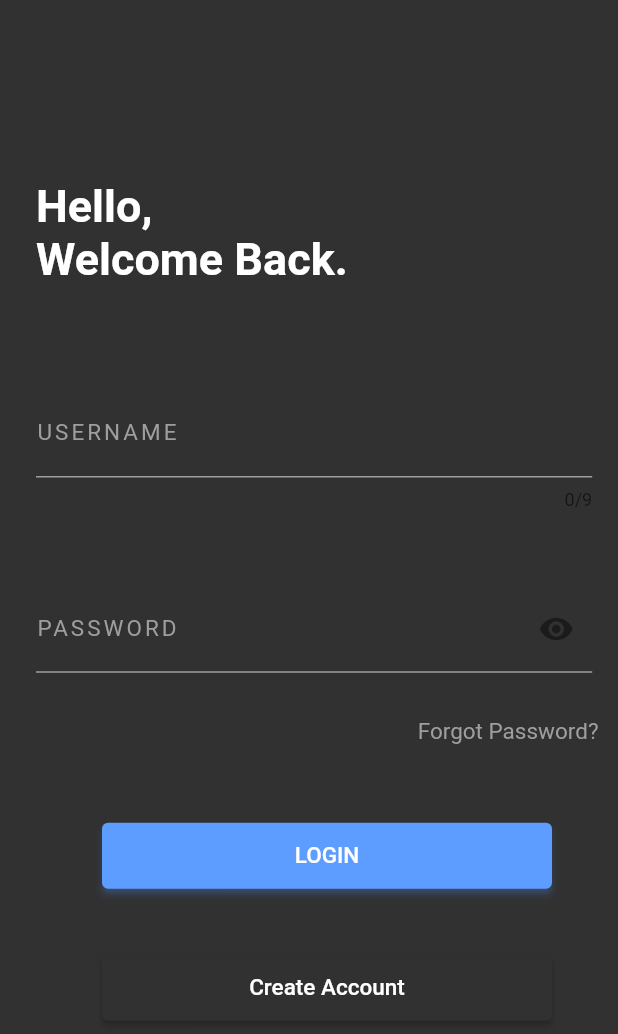
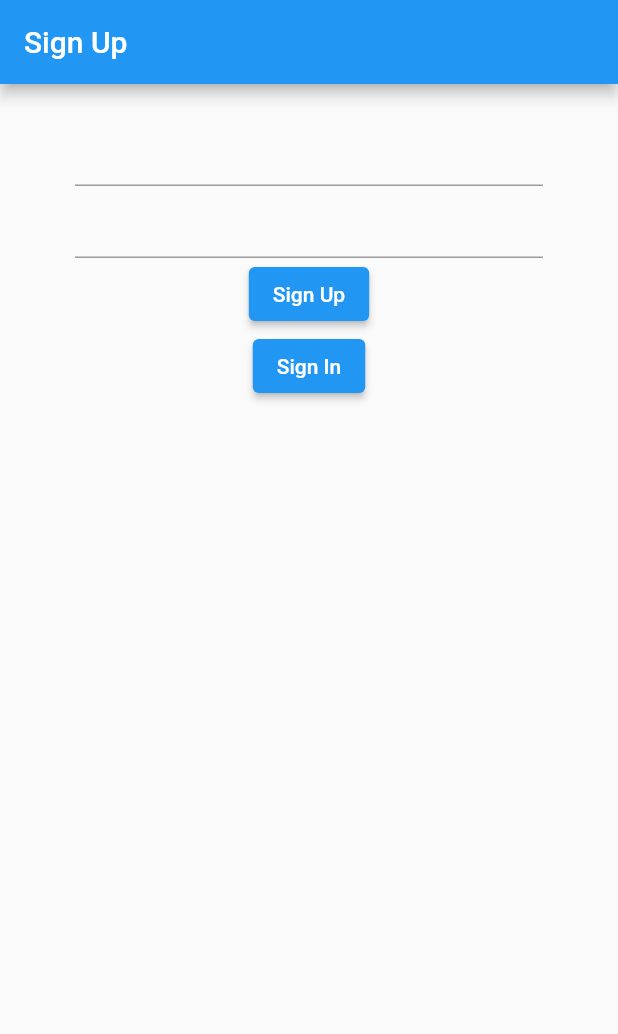
Before and after one commit to drvnm/venumSocialMediaPlatform, a Flutter app: the screen it shows after launch, on a phone screen of 412 x 824 dp. Shown: the top 1034 px of the screen. Run offline on Flutter 3.47's test engine with Material 2 defaults, Android fonts, the phone set to English and light mode, and no system bars; our stand-ins replace firebase_auth, firebase_core, google_fonts; accounts and stored records are empty.

Commit message:
started over.

```diff
--- a/lib/authentication/login.dart
+++ /dev/null
@@ -1,183 +0,0 @@
-import 'package:flutter/material.dart';
-import '../helpers/helper.dart';
-import 'package:google_fonts/google_fonts.dart';
-
-class LoginPage extends StatefulWidget {
-  @override
-  _LoginPageState createState() => _LoginPageState();
-}
-
-class _LoginPageState extends State<LoginPage> {
-  @override
-  Widget build(BuildContext context) {
-    return Scaffold(
-      backgroundColor: Color(0xff313131),
-      body: Padding(
-        padding: const EdgeInsets.only(left: 24.0),
-        child: Column(
-          crossAxisAlignment: CrossAxisAlignment.start,
-          children: [
-            Padding(
-              padding: const EdgeInsets.only(
-                top: 120.0,
-              ),
-              child: Text(
-                "Hello,\nWelcome Back.",
-                style: GoogleFonts.varelaRound(
-                  textStyle: TextStyle(
-                    fontSize: 30,
-                    color: Colors.white,
-                    fontWeight: FontWeight.bold,
-                  ),
-                ),
-              ),
-            ),
-            Padding(
-                padding: const EdgeInsets.only(top: 70.0),
-                child: Container(
-                  width: MediaQuery.of(context).size.width * 0.90,
-                  child: TextField(
-                    style: TextStyle(color: Colors.white),
-                    cursorColor: Colors.white,
-                    maxLength: 9,
-                    decoration: InputDecoration(
-                      enabledBorder: UnderlineInputBorder(
-                        borderSide: BorderSide(
-                          color: Colors.grey,
-                        ),
-                      ),
-                      labelText: "USERNAME",
-                      labelStyle: GoogleFonts.varelaRound(
-                        height: -20,
-                        textStyle: TextStyle(
-                          letterSpacing: 2,
-                          fontSize: 15,
-                          color: Colors.grey,
-                        ),
-                      ),
-                    ),
-                  ),
-                )),
-            Padding(
-                padding: const EdgeInsets.only(top: 50.0),
-                child: Container(
-                  width: MediaQuery.of(context).size.width * 0.90,
-                  child: TextField(
-                    obscureText: true,
-                    style: TextStyle(color: Colors.white),
-                    cursorColor: Colors.white,
-                    decoration: InputDecoration(
-                      suffixIcon: Icon(Icons.remove_red_eye),
-                      enabledBorder: UnderlineInputBorder(
-                        borderSide: BorderSide(
-                          color: Colors.grey,
-                        ),
-                      ),
-                      labelText: "PASSWORD",
-                      labelStyle: GoogleFonts.varelaRound(
-                        textStyle: TextStyle(
-                          fontSize: 15,
-                          height: -20,
-                          letterSpacing: 2,
-                          color: Colors.grey,
-                        ),
-                      ),
-                    ),
-                  ),
-                )),
-            Align(
-              alignment: FractionalOffset.topRight,
-              child: Padding(
-                padding: EdgeInsets.only(bottom: 10.0),
-                child: Padding(
-                  padding: const EdgeInsets.only(right: 13.0, top: 30.0),
-                  child: Text(
-                    "Forgot Password?",
-                    style: GoogleFonts.varelaRound(
-                      textStyle: TextStyle(
-                        fontSize: 15,
-                        color: Colors.grey,
-                      ),
-                    ),
-                  ),
-                ),
-              ),
-            ),
-            Padding(
-              padding: const EdgeInsets.only(top: 40.0),
-              child: Center(
-                  child: SizedBox(
-                width: 300,
-                child: ElevatedButton(
-                  style: ButtonStyle(
-                    shadowColor: MaterialStateProperty.resolveWith<Color>(
-                      (Set<MaterialState> states) {
-                        if (states.contains(MaterialState.pressed))
-                          return Colors.green;
-                        return Color(
-                            0xff5D9DFF); // Use the component's default.
-                      },
-                    ),
-                    backgroundColor: MaterialStateProperty.resolveWith<Color>(
-                      (Set<MaterialState> states) {
-                        if (states.contains(MaterialState.pressed))
-                          return Colors.green;
-                        return Color(
-                            0xff5D9DFF); // Use the component's default.
-                      },
-                    ),
-                  ),
-                  child: Padding(
-                    padding: const EdgeInsets.symmetric(vertical: 13.0),
-                    child: Text(
-                      "LOGIN",
-                      style: GoogleFonts.varelaRound(
-                        textStyle: TextStyle(
-                          fontSize: 15,
-                          color: Colors.white,
-                        ),
-                      ),
-                    ),
-                  ),
-                  onPressed: () {},
-                ),
-              )),
-            ),
-            Padding(
-              padding: const EdgeInsets.only(top: 40.0),
-              child: Center(
-                  child: SizedBox(
-                width: 300,
-                child: ElevatedButton(
-                  style: ButtonStyle(
-                    backgroundColor: MaterialStateProperty.resolveWith<Color>(
-                      (Set<MaterialState> states) {
-                        if (states.contains(MaterialState.pressed))
-                          return Color(0xff313131);
-                        return Color(
-                            0xff313131); // Use the component's default.
-                      },
-                    ),
-                  ),
-                  child: Padding(
-                    padding: const EdgeInsets.symmetric(vertical: 13.0),
-                    child: Text(
-                      "Create Account",
-                      style: GoogleFonts.varelaRound(
-                        textStyle: TextStyle(
-                          fontSize: 15,
-                          color: Colors.white,
-                        ),
-                      ),
-                    ),
-                  ),
-                  onPressed: () {},
-                ),
-              )),
-            ),
-          ],
-        ),
-      ),
-    );
-  }
-}
--- a/lib/authentication/register.dart
+++ /dev/null
@@ -1 +0,0 @@
-import 'package:flutter/material.dart';
--- a/lib/helpers/helper.dart
+++ /dev/null
@@ -1,3 +0,0 @@
-import 'package:flutter/material.dart';
-
-Color lrBackground = Color(0xff313131);
--- a/lib/main.dart
+++ b/lib/main.dart
@@ -1,22 +1,39 @@
+import 'package:firebase_core/firebase_core.dart';
 import 'package:flutter/material.dart';
-import 'authentication/login.dart';
-import 'authentication/register.dart';
-void main() {
+import 'package:provider/provider.dart';
+import 'package:social_app/models/user.dart';
+import 'package:social_app/screens/wrapper.dart';
+import 'package:social_app/services/auth.dart';
+import 'screens/authentication/login.dart';
+import 'screens/authentication/signup.dart';
+
+void main() async {
+  WidgetsFlutterBinding.ensureInitialized();
   runApp(MyApp());
 }
 
 class MyApp extends StatelessWidget {
-  // This widget is the root of your application.
+  final Future<FirebaseApp> _initialization = Firebase.initializeApp();
+
   @override
   Widget build(BuildContext context) {
-    return MaterialApp(
-      title: 'Flutter Demo',
-      debugShowCheckedModeBanner: false,
-      theme: ThemeData(
+    return FutureBuilder(
+      future: _initialization,
+      builder: (context, snapshot) {
+        if (snapshot.hasError) {
+          return Container();
+        }
 
-        primarySwatch: Colors.blue,
-      ),
-      home: LoginPage(),
+        if (snapshot.connectionState == ConnectionState.done) {
+          return StreamProvider<UserModel>.value(
+              value: AuthService().user,
+              child: MaterialApp(
+                home: Wrapper(),
+              ));
+        }
+
+        return Container();
+      },
     );
   }
 }
--- /dev/null
+++ b/lib/models/user.dart
@@ -0,0 +1,6 @@
+class UserModel {
+  final String id;
+
+
+  UserModel({this.id});
+}
--- /dev/null
+++ b/lib/screens/authentication/login.dart
@@ -0,0 +1,18 @@
+import 'package:flutter/material.dart';
+import '../../services/auth.dart';
+import 'package:google_fonts/google_fonts.dart';
+import 'signup.dart';
+
+class LoginPage extends StatefulWidget {
+  @override
+  _LoginPageState createState() => _LoginPageState();
+}
+
+class _LoginPageState extends State<LoginPage> {
+  @override
+  Widget build(BuildContext context) {
+    return Scaffold(
+
+    );
+  }
+}
--- /dev/null
+++ b/lib/screens/authentication/signup.dart
@@ -0,0 +1,57 @@
+
+import 'package:flutter/material.dart';
+import '../../services/auth.dart';
+
+// import 'package:google_fonts/google_fonts.dart';
+// import 'login.dart';
+
+class RegisterPage extends StatefulWidget {
+  @override
+  _RegisterPageState createState() => _RegisterPageState();
+}
+
+class _RegisterPageState extends State<RegisterPage> {
+  final AuthService _authService = AuthService();
+  String email = '';
+  String password = '';
+
+  @override
+  Widget build(BuildContext context) {
+    return Scaffold(
+      appBar: AppBar(
+        title: Text("Sign Up"),
+      ),
+      body: Container(
+          padding: EdgeInsets.symmetric(vertical: 20, horizontal: 50),
+          child: Form(
+            child: Column(
+              children: [
+                TextFormField(
+                  onChanged: (val) => setState(() {
+                    email = val;
+                    print(email);
+                  }),
+                ),
+                TextFormField(
+                  onChanged: (val) => setState(() {
+                    password = val;
+                  }),
+                ),
+                ElevatedButton(
+                  onPressed: () {
+                    AuthService().signUp(email, password);
+                  },
+                  child: Text("Sign Up"),
+                ),
+                ElevatedButton(
+                  onPressed: () {
+                    AuthService().signIn(email, password);
+                  },
+                  child: Text("Sign In"),
+                )
+              ],
+            ),
+          )),
+    );
+  }
+}
--- /dev/null
+++ b/lib/screens/main/home.dart
@@ -0,0 +1,19 @@
+import 'package:flutter/material.dart';
+import 'package:social_app/services/auth.dart';
+
+class Home extends StatelessWidget {
+  @override
+  Widget build(BuildContext context) {
+    return Scaffold(
+      appBar: AppBar(
+        title: Text("home"),
+        actions: [
+          TextButton(
+            onPressed: AuthService().signOut,
+            child: Icon(Icons.person),
+          ),
+        ],
+      ),
+    );
+  }
+}
--- /dev/null
+++ b/lib/screens/wrapper.dart
@@ -0,0 +1,17 @@
+import 'package:flutter/material.dart';
+import 'package:provider/provider.dart';
+import 'package:social_app/models/user.dart';
+import 'package:social_app/screens/authentication/signup.dart';
+
+import 'main/home.dart';
+
+class Wrapper extends StatelessWidget {
+  @override
+  Widget build(BuildContext context) {
+    final user = Provider.of<UserModel>(context);
+    if (user == null) {
+      return RegisterPage();
+    }
+    return Home();
+  }
+}
--- /dev/null
+++ b/lib/services/auth.dart
@@ -0,0 +1,52 @@
+import 'package:firebase_auth/firebase_auth.dart';
+import '../models/user.dart';
+
+class AuthService {
+  FirebaseAuth auth = FirebaseAuth.instance;
+
+  UserModel _userFromFirebaseUser(User user) {
+    return user != null ? UserModel(id: user.uid) : null;
+  }
+
+  Stream<UserModel> get user {
+    return auth.authStateChanges().map(_userFromFirebaseUser);
+  }
+
+  Future signUp(String email, String password) async {
+    try {
+      User user = (await FirebaseAuth.instance.createUserWithEmailAndPassword(
+          email: email, password: password)) as User;
+      _userFromFirebaseUser(user);
+    } on FirebaseAuthException catch (e) {
+      if (e.code == 'weak-password') {
+        print('The password provided is too weak.');
+      } else if (e.code == 'email-already-in-use') {
+        print('The account already exists for that email.');
+      }
+    } catch (e) {
+      print(e);
+    }
+  }
+
+  void signIn(String email, String password) async {
+    try {
+      User user = (await FirebaseAuth.instance.signInWithEmailAndPassword(
+          email: email, password: password)) as User;
+
+      _userFromFirebaseUser(user);
+    } on FirebaseAuthException catch (e) {
+      print(e);
+    } catch (e) {
+      print(e);
+    }
+  }
+
+  Future signOut() async {
+    try {
+      return await auth.signOut();
+    } catch (e) {
+      print(e.toString());
+      return null;
+    }
+  }
+}
--- a/pubspec.yaml
+++ b/pubspec.yaml
@@ -23,7 +23,10 @@ environment:
 dependencies:
   flutter:
     sdk: flutter
+  firebase_core: "0.7.0"
+  firebase_auth: "^0.20.1"
   google_fonts: ^1.1.2
+  provider: ^4.3.3
 
 
   # The following adds the Cupertino Icons font to your application.
```
Also changed, not shown: pubspec.lock, 3 other files.
